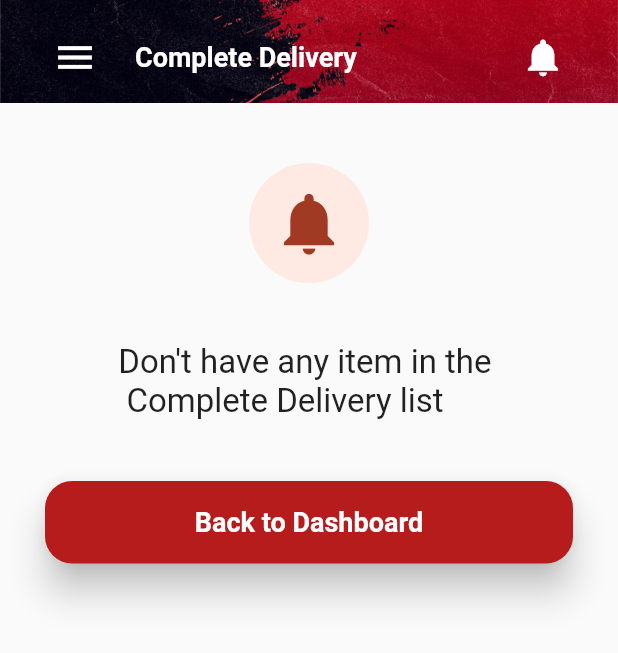
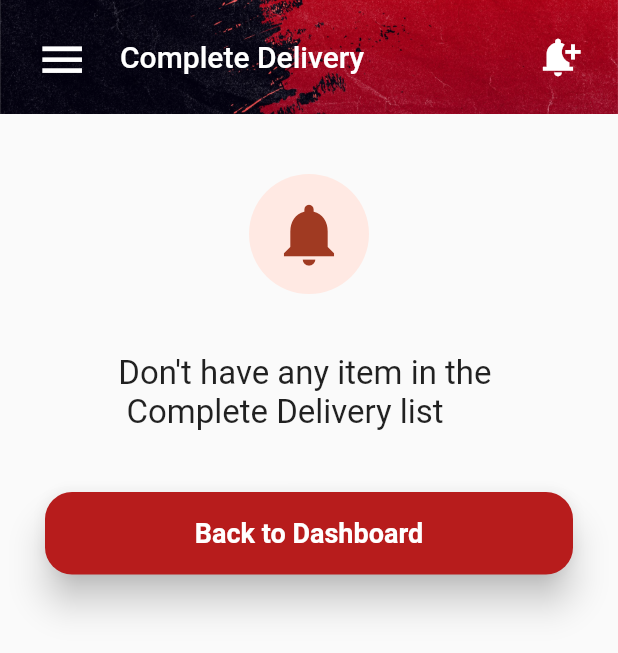
Before and after one commit to omarparvezmiaji/E-Commerce_Delivery_App, a Flutter app: the Complete_Delivery_Empty screen opened directly, on a phone screen of 412 x 824 dp. Shown: the top 653 px of the screen. Run offline on Flutter 3.47's test engine with Material 2 defaults, Android fonts, the phone set to English and light mode, and no system bars; our stand-ins replace flutter_svg, iconsax, page_transition, shared_preferences; accounts and stored records are empty.

Commit message:
version 30.08.2022 by Sakir

```diff
--- a/lib/modelClass/api_request/api.dart
+++ b/lib/modelClass/api_request/api.dart
@@ -9,6 +9,7 @@ import 'package:shared_preferences/shared_preferences.dart';
 
 
 var _baseUrl= 'https://appsafwahmart.hotelsetting.com/api/delivery-app';
+bool isLoading = false;
 
 //var x;
 
@@ -32,6 +33,9 @@ snackBarMessage(BuildContext context, String exp){
 
 ///Login Request
 Future Login(BuildContext context, email,password)async{
+
+    //isLoading = true;
+
   print('Email: $email');
   print('Password: $password');
 
--- a/lib/screens/complete_delivery/complete_delivery_empty.dart
+++ b/lib/screens/complete_delivery/complete_delivery_empty.dart
@@ -1,6 +1,7 @@
-import 'package:delivery_app/common_widgets/app_banner.dart';
+// import 'package:delivery_app/common_widgets/app_banner.dart';
 import 'package:delivery_app/common_widgets/app_button.dart';
 import 'package:delivery_app/common_widgets/app_text.dart';
+import 'package:delivery_app/common_widgets/my_app_bar.dart';
 import 'package:delivery_app/screens/dashboard/dashboard_screen.dart';
 import 'package:flutter/material.dart';
 
@@ -9,16 +10,20 @@ class Complete_Delivery_Empty extends StatelessWidget {
 
   @override
   Widget build(BuildContext context) {
-    return Scaffold(
-      body: SafeArea(
-        child: Column(
+    return SafeArea(
+      child: Scaffold(
+        body: Column(
           //mainAxisAlignment: MainAxisAlignment.spaceBetween,
           children: [
-            AppBanner(
-              //leading: Icons.menu,
-              titel_text: "Complete Delivery",
-              //trailing: Icons.notifications, onPressed: ,
-            ),
+            // AppBanner(
+            //   //leading: Icons.menu,
+            //   titel_text: "Complete Delivery",
+            //   //trailing: Icons.notifications, onPressed: ,
+            // ),
+            myAppBar(
+                context: context,
+                title: 'Complete Delivery',
+                page: 'Complete_Delivery_Empty'),
             SizedBox(height: 40,),
             Container(
               //margin: EdgeInsets.all(15.0),
--- a/pubspec.yaml
+++ b/pubspec.yaml
@@ -41,6 +41,8 @@ dependencies:
   shared_preferences: ^2.0.15
   iconsax: ^0.0.8
   image_picker: ^0.8.3
+  flutter_spinkit: ^5.1.0
+  modal_progress_hud_nsn: ^0.3.0
 
 
 
```
Also changed, not shown: lib/common_widgets/Drawer.dart (+13 -10 lines), lib/screens/Earning/earning.dart (+14 -9 lines), lib/screens/Total Collection/total_collected.dart (+12 -7 lines), lib/screens/complete_delivery/completed_delivery_items.dart (+5 -5 lines), lib/screens/dashboard/dashboard_screen.dart (+9 -5 lines), lib/screens/login.dart (+5 -6 lines), lib/screens/profile_details.dart (+4 -4 lines), pubspec.lock, 1 other file.
